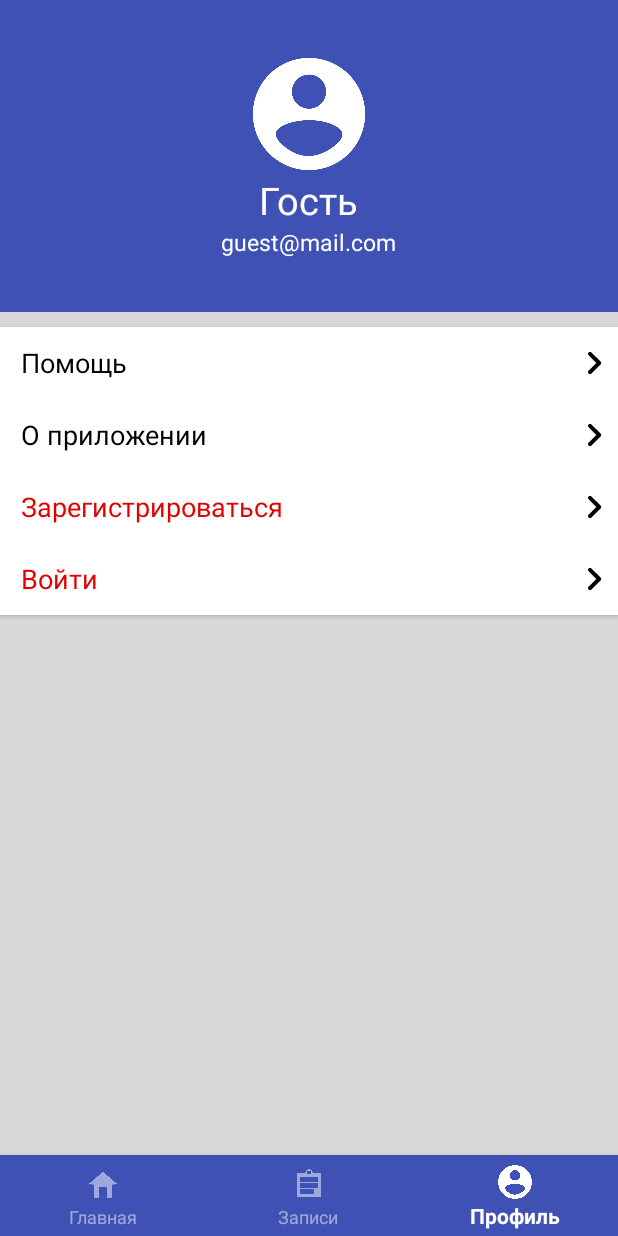
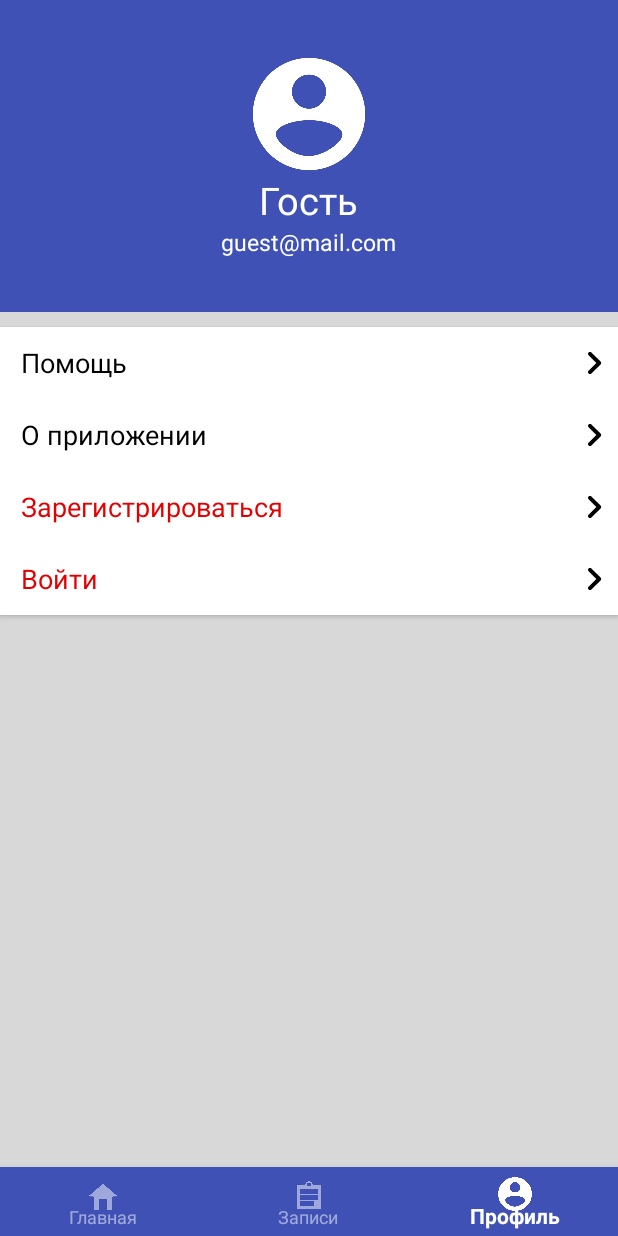
Before and after one commit to darkice-dev/ClientServise, an Android app: the fragment NoteFragment placed in its activity, item 3 of the bottom bar chosen, on a phone screen of 412 x 824 dp. Run offline under Robolectric (Android 15) with nearby library versions, the phone set to English and light mode, and no system bars.

Commit message:
Added text to start logo 256. Resized BottomNavigation. Fixed opening Fragment_Note.

```diff
--- a/app/src/main/java/com/project/clientservise1/NoteFragment.java
+++ b/app/src/main/java/com/project/clientservise1/NoteFragment.java
@@ -24,8 +24,8 @@ public class NoteFragment extends Fragment {
     @Override
     public View onCreateView(LayoutInflater inflater, ViewGroup container, Bundle savedInstanceState) {
 
-        View view = inflater.inflate(R.layout.fragment_profile, container, false);
+        View viewNote = inflater.inflate(R.layout.fragment_note, container, false);
 
-        return view;
+        return viewNote;
     }
 }
--- a/app/src/main/java/com/project/clientservise1/SplashActivity.java
+++ b/app/src/main/java/com/project/clientservise1/SplashActivity.java
@@ -4,6 +4,9 @@ import androidx.appcompat.app.AppCompatActivity;
 
 import android.content.Intent;
 import android.os.Bundle;
+import android.os.CountDownTimer;
+
+import java.util.TimerTask;
 
 //import android.os.Handler;
 //import java.util.logging.LogRecord;
@@ -16,6 +19,7 @@ public class SplashActivity extends AppCompatActivity {
         startActivity(new Intent(this, MainActivity.class));
 
         finishAffinity();
+
     }
 
 //    @Override
--- a/app/src/main/res/drawable/splash_background.xml
+++ b/app/src/main/res/drawable/splash_background.xml
@@ -6,6 +6,6 @@
     <item>
         <bitmap
             android:gravity="center"
-            android:src="@drawable/start_logo256"/>
+            android:src="@drawable/start_logo_with_text256"/>
     </item>
 </layer-list>
--- a/app/src/main/res/layout/activity_main.xml
+++ b/app/src/main/res/layout/activity_main.xml
@@ -9,7 +9,7 @@
     <com.google.android.material.bottomnavigation.BottomNavigationView
         android:id="@+id/main_nav"
         android:layout_width="match_parent"
-        android:layout_height="56dp"
+        android:layout_height="48dp"
         android:layout_alignParentStart="true"
         android:layout_alignParentBottom="true"
         android:layout_marginStart="0dp"
```
Also changed, not shown: app/src/main/res/drawable/start_logo_with_text256.png (added), app/src/main/res/values/colors.xml (indentation only).
